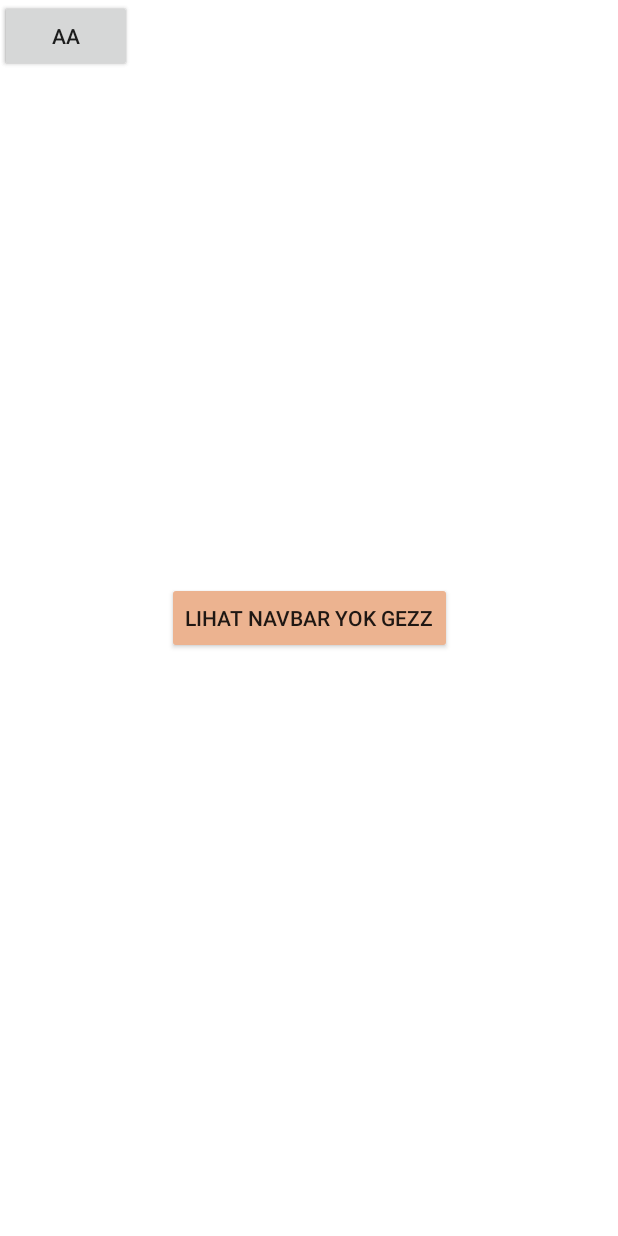
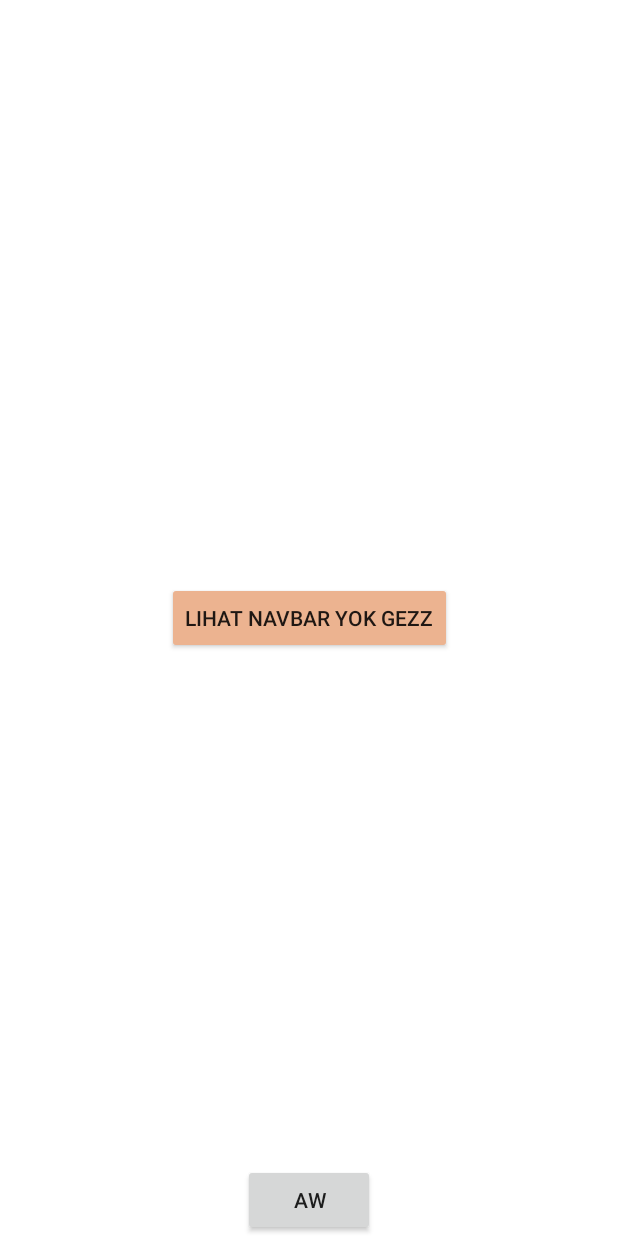
Before and after one commit to NadiraAdiva257/tubesPAB, an Android app: the screen it shows after launch (MainActivity), on a phone screen of 412 x 824 dp. Run offline under Robolectric (Android 15) with nearby library versions, the phone set to English and light mode, and no system bars.

Commit message:
delete button

```diff
--- a/app/src/main/res/layout/activity_main.xml
+++ b/app/src/main/res/layout/activity_main.xml
@@ -25,15 +25,8 @@
         android:layout_width="wrap_content"
         android:layout_height="wrap_content"
         android:text="aw"
-        tools:layout_editor_absoluteX="165dp"
-        tools:layout_editor_absoluteY="456dp" />
-
-    <Button
-        android:id="@+id/button4"
-        android:layout_width="wrap_content"
-        android:layout_height="wrap_content"
-        android:text="aa"
-        tools:layout_editor_absoluteX="168dp"
-        tools:layout_editor_absoluteY="151dp" />
+        app:layout_constraintBottom_toBottomOf="parent"
+        app:layout_constraintEnd_toEndOf="parent"
+        app:layout_constraintStart_toStartOf="parent" />
 
 </androidx.constraintlayout.widget.ConstraintLayout>
```
